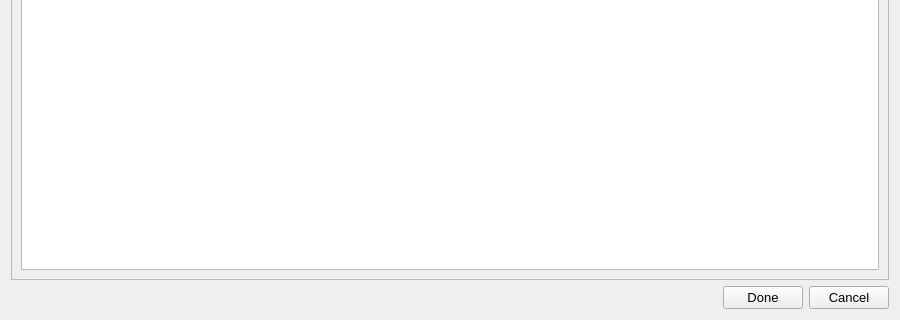
Old version of the form mangecko/views/ui_files/add_library_dialog.ui in the repository jjsmall009/mangecko; both pictures show x 0 to 900 and y 280 to 600 of the 900 by 600 pixel window.
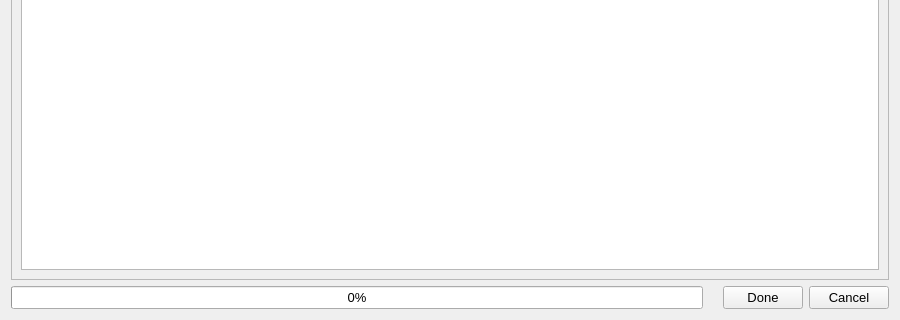
New version of the form.

Commit message: Add library dialog now uses a thread and has a progress bar

What changed in the file:
```diff
--- a/mangecko/views/ui_files/add_library_dialog.ui
+++ b/mangecko/views/ui_files/add_library_dialog.ui
@@ -116,17 +116,11 @@
    <item>
     <layout class="QHBoxLayout" name="bottom_btn_layout">
      <item>
-      <spacer name="horizontalSpacer">
-       <property name="orientation">
-        <enum>Qt::Horizontal</enum>
+      <widget class="QProgressBar" name="progressBar">
+       <property name="value">
+        <number>0</number>
        </property>
-       <property name="sizeHint" stdset="0">
-        <size>
-         <width>40</width>
-         <height>20</height>
-        </size>
-       </property>
-      </spacer>
+      </widget>
      </item>
      <item>
       <widget class="QLabel" name="loading_label">
```
The commit also changes 9 other files.
